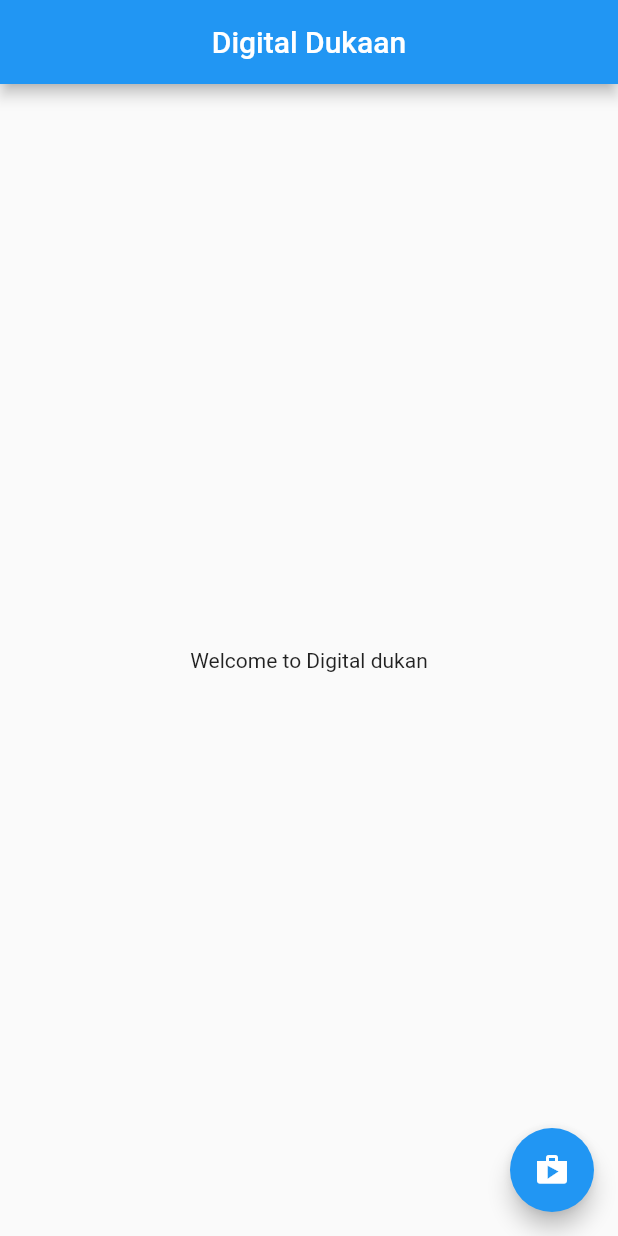
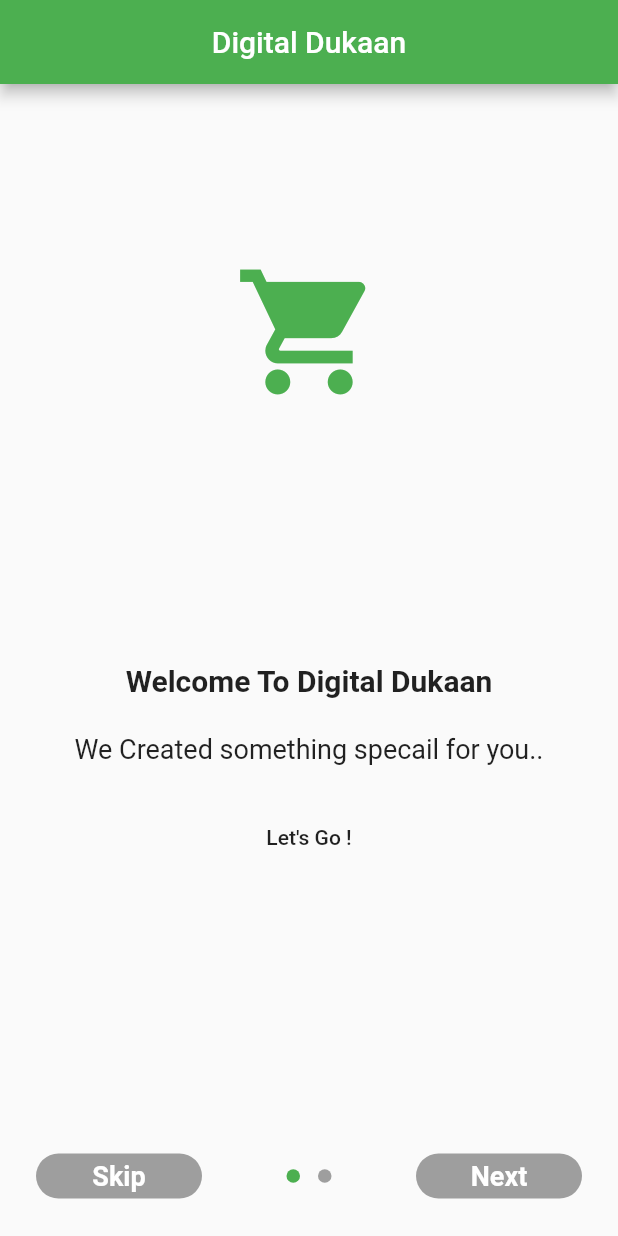
Before and after one commit to bishtmanish739/digital_dukan_minor_project, a Flutter app: the screen it shows after launch, on a phone screen of 412 x 824 dp. Run offline on Flutter 3.47's test engine with Material 2 defaults, Android fonts, the phone set to English and light mode, and no system bars; drawn by our look-alikes of introduction_screen; our stand-ins replace get_storage.

Commit message:
intro page designed

```diff
--- /dev/null
+++ b/lib/HomePage.dart
@@ -0,0 +1,29 @@
+import 'package:flutter/cupertino.dart';
+import 'package:flutter/material.dart';
+
+class HomePage extends StatefulWidget {
+  const HomePage({Key? key}) : super(key: key);
+
+  @override
+  _HomePageState createState() => _HomePageState();
+}
+
+class _HomePageState extends State<HomePage> {
+  @override
+  Widget build(BuildContext context) {
+    return MaterialApp(
+      title: 'Digital Dukaan',
+      theme: ThemeData(
+        primarySwatch: Colors.green,
+      ),
+      home: Scaffold(
+        appBar: AppBar(
+          title: Center(child: Text("Digital Dukaan")),
+        ),
+        body: Container(
+          child: Center(child: Text('This is Home Page')),
+        ),
+      ),
+    );
+  }
+}
--- a/lib/main.dart
+++ b/lib/main.dart
@@ -1,4 +1,7 @@
+import 'package:digital_dukan_minor_project/HomePage.dart';
 import 'package:flutter/material.dart';
+import 'package:get_storage/get_storage.dart';
+import 'package:introduction_screen/introduction_screen.dart';
 
 void main() {
   runApp(MyApp());
@@ -10,7 +13,7 @@ class MyApp extends StatelessWidget {
     return MaterialApp(
       title: 'Digital Dukaan',
       theme: ThemeData(
-        primarySwatch: Colors.blue,
+        primarySwatch: Colors.green,
       ),
       home: MyHomePage(title: 'Digital Dukaan'),
     );
@@ -27,23 +30,113 @@ class MyHomePage extends StatefulWidget {
 }
 
 class _MyHomePageState extends State<MyHomePage> {
+  final Introshown = GetStorage();
+  void OnDone(context) {
+    Navigator.pop(context);
+    Navigator.of(context).push(MaterialPageRoute(builder: (_) => HomePage()));
+  }
+
   @override
   Widget build(BuildContext context) {
     return Scaffold(
         appBar: AppBar(
           title: Center(child: Text(widget.title)),
         ),
-      body: Center(
+        body: IntroductionScreen(
+          showDoneButton: true,
+          showNextButton: true,
+          showSkipButton: true,
+          next: Container(
+            width: 200,
+            height: 30,
+            decoration: BoxDecoration(
+                color: Colors.grey,
+                borderRadius: BorderRadius.all(Radius.circular(20))),
             child: Center(
               child: Text(
-            'Welcome to Digital dukan',
+                'Next',
+                style: TextStyle(
+                    fontWeight: FontWeight.bold,
+                    fontSize: 18,
+                    color: Colors.white),
               ),
             ),
           ),
-      floatingActionButton: FloatingActionButton(
-        onPressed: () {},
-        child: Icon(Icons.shop),
+          skip: Container(
+            width: 200,
+            height: 30,
+            decoration: BoxDecoration(
+                color: Colors.grey,
+                borderRadius: BorderRadius.all(Radius.circular(20))),
+            child: Center(
+              child: Text(
+                'Skip',
+                style: TextStyle(
+                    fontWeight: FontWeight.bold,
+                    fontSize: 18,
+                    color: Colors.white),
               ),
-    );
+            ),
+          ),
+          done: Container(
+            width: 200,
+            height: 30,
+            decoration: BoxDecoration(
+                color: Colors.grey,
+                borderRadius: BorderRadius.all(Radius.circular(20))),
+            child: Center(
+              child: Text(
+                'Done',
+                style: TextStyle(
+                    fontWeight: FontWeight.bold,
+                    fontSize: 18,
+                    color: Colors.white),
+              ),
+            ),
+          ),
+          onDone: () {
+            OnDone(context);
+          },
+          onSkip: () {
+            OnDone(context);
+          },
+          pages: [
+            PageViewModel(
+              title: "Welcome To Digital Dukaan",
+              body: "We Created something specail for you..",
+              image: const Center(
+                  child: Icon(
+                Icons.shopping_cart,
+                color: Colors.green,
+                size: 100,
+              )),
+              footer: MaterialButton(
+                onPressed: () {
+                  // On button presed
+                },
+                child: const Text("Let's Go !"),
+              ),
+            ),
+            PageViewModel(
+              title: "Now All Nearby Shop Availble In Your Pocket",
+              body:
+                  "You need not to stand in a boring queue for products. You can Order Now and pick them later too",
+              image: const Center(
+                  child: Icon(
+                Icons.shopping_basket,
+                color: Colors.green,
+                size: 200,
+              )),
+              footer: MaterialButton(
+                onPressed: () {
+                  // On button presed
+                },
+                child: const Text(
+                  "Let's Go !",
+                ),
+              ),
+            )
+          ],
+        ));
   }
 }
--- a/pubspec.yaml
+++ b/pubspec.yaml
@@ -25,9 +25,13 @@ dependencies:
     sdk: flutter
 
 
+
   # The following adds the Cupertino Icons font to your application.
   # Use with the CupertinoIcons class for iOS style icons.
   cupertino_icons: ^1.0.2
+  introduction_screen: ^2.1.0
+  get_storage:
+
 
 dev_dependencies:
   flutter_test:
```
Also changed, not shown: pubspec.lock. Lines whose indentation alone changed are shown as unchanged.
